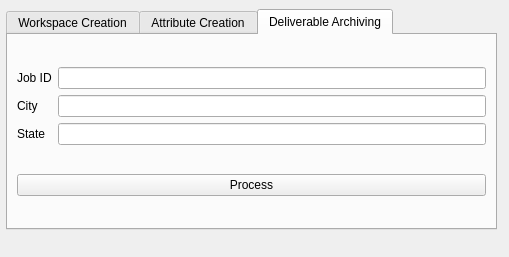
This is mainwindow.ui in minorsecond/CF_Tool as Qt 5 draws it before an edit. The edited form follows.
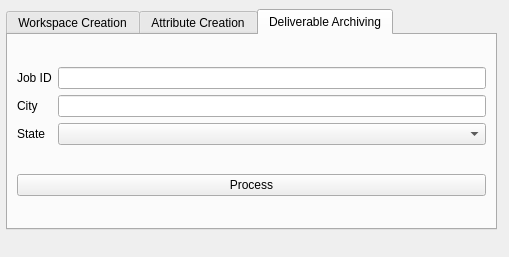
This is the edited form. The open tabs and pages were chosen to show the change.

Commit message: Add states to combo boxes

```diff
--- a/mainwindow.ui
+++ b/mainwindow.ui
@@ -136,9 +136,6 @@
           </property>
          </widget>
         </item>
-        <item row="2" column="1">
-         <widget class="QLineEdit" name="DA_StateInput"/>
-        </item>
         <item row="2" column="0">
          <widget class="QLabel" name="DA_StateLabel">
           <property name="text">
@@ -146,6 +143,9 @@
           </property>
          </widget>
         </item>
+        <item row="2" column="1">
+         <widget class="QComboBox" name="DA_StateInput"/>
+        </item>
        </layout>
       </item>
      </layout>
```
Left out of the diff: 2 changed lines with no effect on the pictures. The commit also changes 2 other files.
